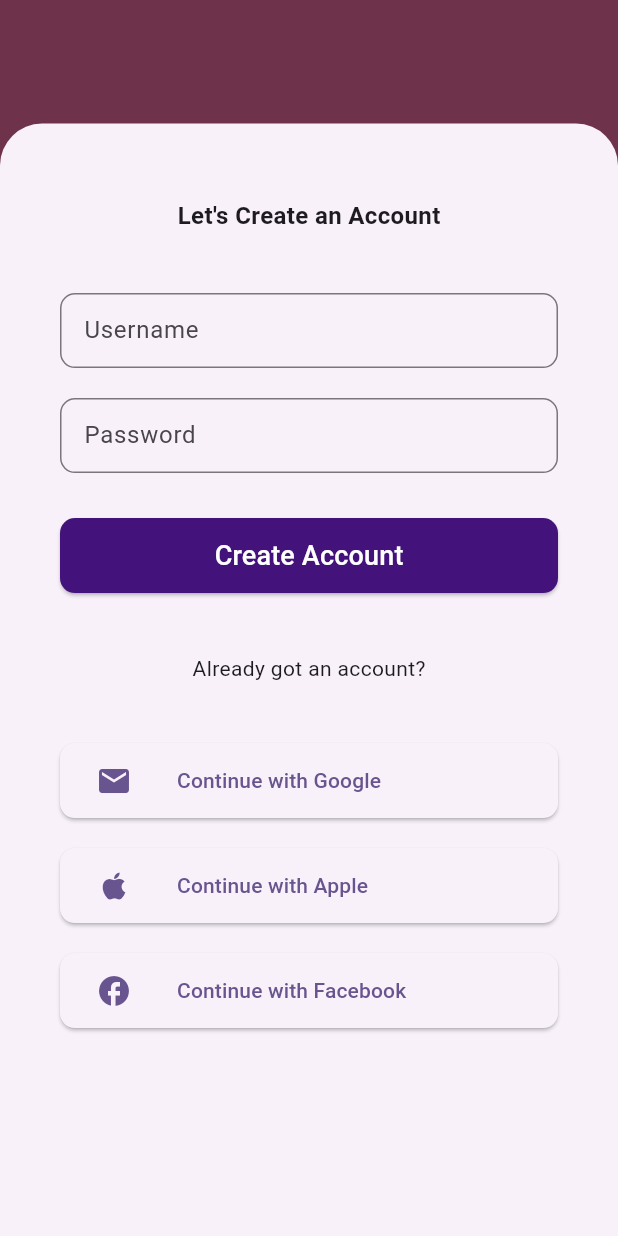
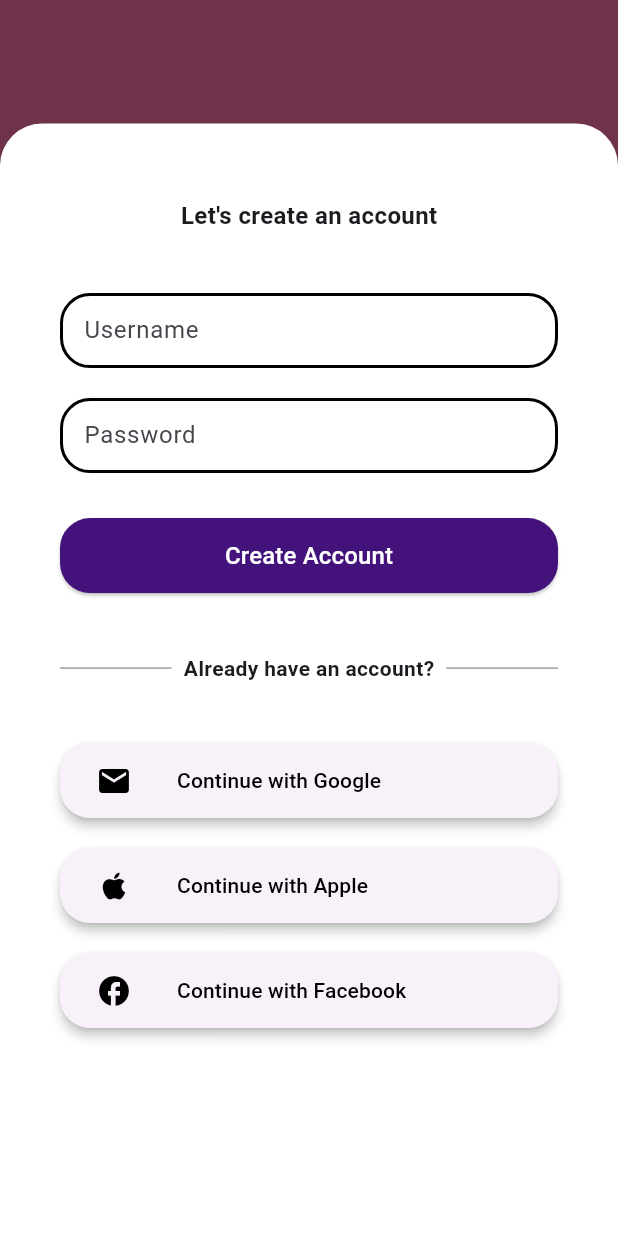
Before and after one commit to victor-riv/adventure_ai, a Flutter app: the screen it shows after launch, after a tap on "Let's Get Started", on a phone screen of 412 x 824 dp. Run offline on Flutter 3.47's test engine with Material 3 defaults, Android fonts, the phone set to English and light mode, and no system bars; our stand-ins replace flutter_riverpod, flutter_svg.

Commit message:
UI changes

```diff
--- a/lib/screens/landing_page_screen.dart
+++ b/lib/screens/landing_page_screen.dart
@@ -8,7 +8,7 @@ class LandingPageScreen extends StatelessWidget {
   void _navigateToSignUpScreen(BuildContext context) {
     showModalBottomSheet(
       context: context,
-      // backgroundColor: Colors.white.withOpacity(0.8),
+      backgroundColor: Colors.white,
       isScrollControlled: true,
       builder: (BuildContext context) {
         return const SignUpSheet();
@@ -62,7 +62,7 @@ class LandingPageScreen extends StatelessWidget {
                       },
                       style: ElevatedButton.styleFrom(
                         shape: RoundedRectangleBorder(
-                          borderRadius: BorderRadius.circular(10.0),
+                          borderRadius: BorderRadius.circular(20.0),
                         ),
                       ),
                       child: const Text(
@@ -110,7 +110,7 @@ class LandingPageScreen extends StatelessWidget {
                       },
                       style: OutlinedButton.styleFrom(
                         shape: RoundedRectangleBorder(
-                          borderRadius: BorderRadius.circular(10.0),
+                          borderRadius: BorderRadius.circular(20.0),
                         ),
                         side: const BorderSide(
                             color: Colors.white), // White border
--- a/lib/screens/signup_screen.dart
+++ b/lib/screens/signup_screen.dart
@@ -1,7 +1,7 @@
 import 'package:flutter/material.dart';
 
 class SignUpSheet extends StatelessWidget {
-  const SignUpSheet({Key? key}) : super(key: key);
+  const SignUpSheet({super.key});
 
   @override
   Widget build(BuildContext context) {
@@ -23,7 +23,7 @@ class SignUpSheet extends StatelessWidget {
             const SizedBox(height: 10),
             const Center(
                 child: Text(
-              "Let's Create an Account",
+              "Let's create an account",
               style: TextStyle(fontSize: 16, fontWeight: FontWeight.bold),
             )),
             const SizedBox(height: 40),
@@ -32,8 +32,25 @@ class SignUpSheet extends StatelessWidget {
               child: TextFormField(
                 decoration: InputDecoration(
                   labelText: 'Username',
+                  filled: true,
+                  fillColor: Colors.white,
                   border: OutlineInputBorder(
-                    borderRadius: BorderRadius.circular(10.0),
+                    borderSide: BorderSide.none,
+                    borderRadius: BorderRadius.circular(20.0),
+                  ),
+                  focusedBorder: OutlineInputBorder(
+                    borderSide: const BorderSide(
+                      color: Colors.black,
+                      width: 2.0, // Adjust border width here
+                    ),
+                    borderRadius: BorderRadius.circular(20.0),
+                  ),
+                  enabledBorder: OutlineInputBorder(
+                    borderSide: const BorderSide(
+                      color: Colors.black,
+                      width: 2.0, // Adjust border width here
+                    ),
+                    borderRadius: BorderRadius.circular(20.0),
                   ),
                 ),
                 // Handle username input
@@ -43,14 +60,31 @@ class SignUpSheet extends StatelessWidget {
             SizedBox(
               height: buttonHeight,
               child: TextFormField(
+                obscureText: true,
                 decoration: InputDecoration(
                   labelText: 'Password',
+                  filled: true,
+                  fillColor: Colors.white,
                   border: OutlineInputBorder(
-                    borderRadius: BorderRadius.circular(10.0),
+                    borderSide: BorderSide.none,
+                    borderRadius: BorderRadius.circular(20.0),
+                  ),
+                  focusedBorder: OutlineInputBorder(
+                    borderSide: const BorderSide(
+                      color: Colors.black,
+                      width: 2.0, // Adjust border width here
+                    ),
+                    borderRadius: BorderRadius.circular(20.0),
+                  ),
+                  enabledBorder: OutlineInputBorder(
+                    borderSide: const BorderSide(
+                      color: Colors.black,
+                      width: 2.0, // Adjust border width here
+                    ),
+                    borderRadius: BorderRadius.circular(20.0),
                   ),
                 ),
-                obscureText: true,
-                // Handle password input
+                // Handle username input
               ),
             ),
             const SizedBox(height: 30),
@@ -60,38 +94,66 @@ class SignUpSheet extends StatelessWidget {
                 onPressed: () {},
                 style: ElevatedButton.styleFrom(
                   shape: RoundedRectangleBorder(
-                    borderRadius: BorderRadius.circular(10.0),
+                    borderRadius: BorderRadius.circular(20.0),
                   ),
                   backgroundColor:
                       const Color(0xFF43137B), // Set transparent background
                 ),
                 child: const Text(
                   "Create Account",
-                  style: TextStyle(fontSize: 18, color: Colors.white),
+                  style: TextStyle(fontSize: 16, color: Colors.white),
                 ),
               ),
             ),
             const SizedBox(height: 40),
-            const Center(child: Text("Already got an account?")),
+            const SizedBox(
+              width: double.infinity,
+              child: Row(
+                mainAxisAlignment: MainAxisAlignment.center,
+                children: [
+                  Expanded(
+                    child: Divider(color: Colors.grey),
+                  ),
+                  Padding(
+                    padding: EdgeInsets.symmetric(horizontal: 8.0),
+                    child: Text(
+                      'Already have an account?',
+                      style: TextStyle(
+                        fontSize: 14,
+                        fontWeight: FontWeight.bold,
+                      ),
+                    ),
+                  ),
+                  Expanded(
+                    child: Divider(color: Colors.grey),
+                  ),
+                ],
+              ),
+            ),
             const SizedBox(height: 40),
             SizedBox(
               height: buttonHeight,
               child: ElevatedButton(
                 onPressed: () {},
                 style: ElevatedButton.styleFrom(
+                  elevation: 3,
                   shape: RoundedRectangleBorder(
-                    borderRadius: BorderRadius.circular(10.0),
+                    borderRadius: BorderRadius.circular(20.0),
                   ),
                   // Set the background color
                 ),
                 child: const Row(
                   mainAxisAlignment: MainAxisAlignment.start,
                   children: [
-                    Icon(Icons.mail, size: 24), // Replace with Google icon
+                    Icon(
+                      Icons.mail,
+                      size: 24,
+                      color: Colors.black,
+                    ), // Replace with Google icon
                     SizedBox(width: 30), // Adjust spacing as needed
                     Text(
                       "Continue with Google",
-                      style: TextStyle(fontSize: 14),
+                      style: TextStyle(fontSize: 14, color: Colors.black),
                     ),
                   ],
                 ),
@@ -103,19 +165,22 @@ class SignUpSheet extends StatelessWidget {
               child: ElevatedButton(
                 onPressed: () {},
                 style: ElevatedButton.styleFrom(
+                  elevation: 3,
                   shape: RoundedRectangleBorder(
-                    borderRadius: BorderRadius.circular(10.0),
+                    borderRadius: BorderRadius.circular(20.0),
                   ),
                   // Set the background color
                 ),
                 child: const Row(
                   mainAxisAlignment: MainAxisAlignment.start,
                   children: [
-                    Icon(Icons.apple, size: 24), // Replace with Apple icon
+                    Icon(Icons.apple,
+                        size: 24,
+                        color: Colors.black), // Replace with Apple icon
                     SizedBox(width: 30), // Adjust spacing as needed
                     Text(
                       "Continue with Apple",
-                      style: TextStyle(fontSize: 14),
+                      style: TextStyle(fontSize: 14, color: Colors.black),
                     ),
                   ],
                 ),
@@ -127,20 +192,24 @@ class SignUpSheet extends StatelessWidget {
               child: ElevatedButton(
                 onPressed: () {},
                 style: ElevatedButton.styleFrom(
+                  elevation: 3,
                   shape: RoundedRectangleBorder(
-                    borderRadius: BorderRadius.circular(10.0),
+                    borderRadius: BorderRadius.circular(20.0),
                   ),
                   // Set the background color
                 ),
                 child: const Row(
                   mainAxisAlignment: MainAxisAlignment.start,
                   children: [
-                    Icon(Icons.facebook,
-                        size: 24), // Replace with Facebook icon
+                    Icon(
+                      Icons.facebook,
+                      size: 24,
+                      color: Colors.black,
+                    ), // Replace with Facebook icon
                     SizedBox(width: 30), // Adjust spacing as needed
                     Text(
                       "Continue with Facebook",
-                      style: TextStyle(fontSize: 14),
+                      style: TextStyle(fontSize: 14, color: Colors.black),
                     ),
                   ],
                 ),
```
